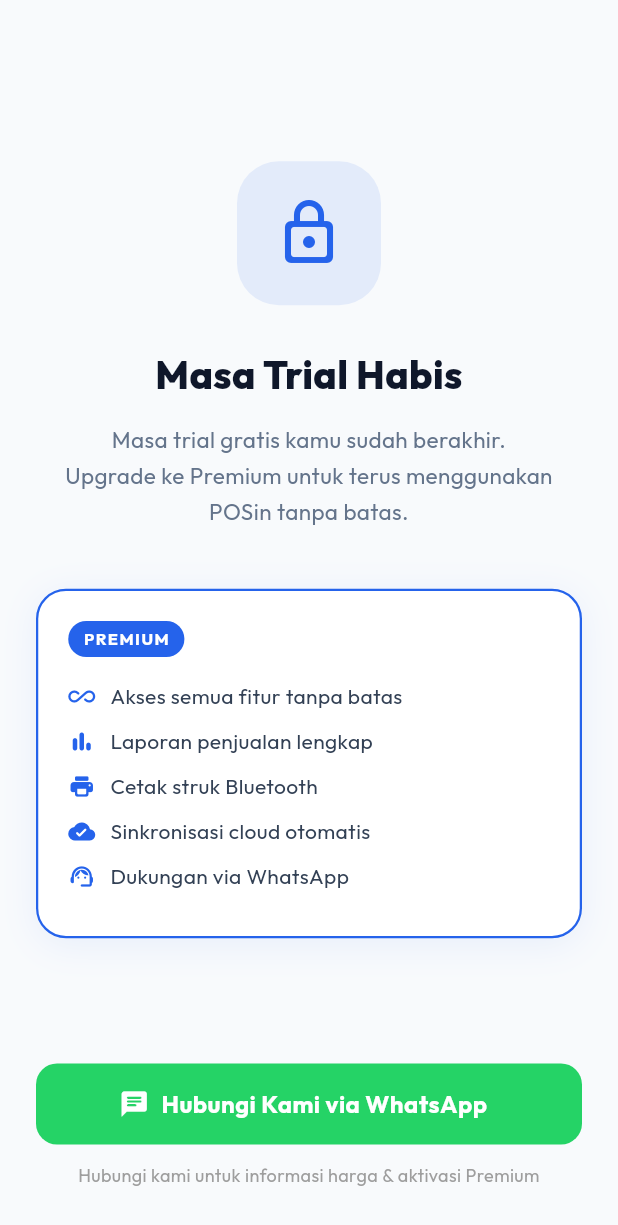
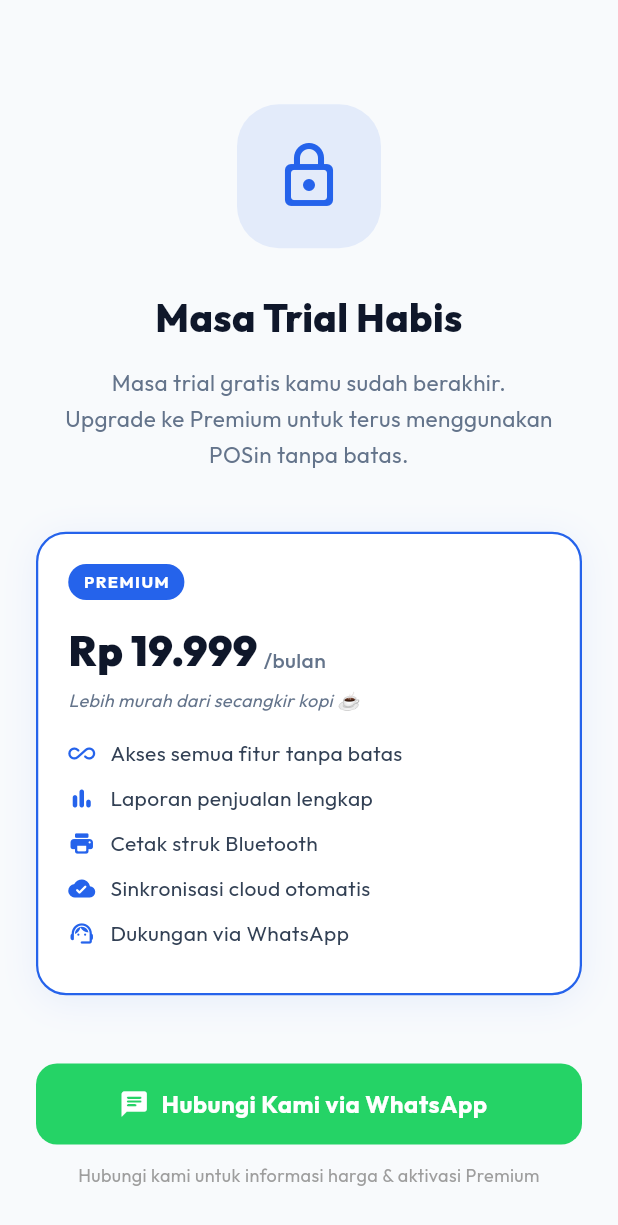
Before and after one commit to IdhamTryCode/POSin, a Flutter app: the screen it shows once a user with an empty profile is signed in, on a phone screen of 412 x 824 dp. Shown: the top 1225 px of the screen. Run offline on Flutter 3.47's test engine with Material 3 defaults, Android fonts, the phone set to English and light mode, and no system bars; our stand-ins replace dio, fl_chart, flutter_riverpod, google_fonts, image_picker, open_filex and 7 more; missing offline and left inert: blue_thermal_printer; accounts and stored records are empty.

Commit message:
chore: update pricing information and button text for premium upgrade

```diff
--- a/lib/features/plan/screens/upgrade_screen.dart
+++ b/lib/features/plan/screens/upgrade_screen.dart
@@ -109,6 +109,40 @@
                         ),
                       ],
                     ),
+                    const SizedBox(height: 14),
+                    Row(
+                      crossAxisAlignment: CrossAxisAlignment.end,
+                      children: [
+                        const Text(
+                          'Rp 19.999',
+                          style: TextStyle(
+                            fontSize: 28,
+                            fontWeight: FontWeight.w900,
+                            color: Color(0xFF0F172A),
+                          ),
+                        ),
+                        const Padding(
+                          padding: EdgeInsets.only(bottom: 4, left: 4),
+                          child: Text(
+                            '/bulan',
+                            style: TextStyle(
+                              fontSize: 14,
+                              color: Color(0xFF64748B),
+                              fontWeight: FontWeight.w500,
+                            ),
+                          ),
+                        ),
+                      ],
+                    ),
+                    const SizedBox(height: 4),
+                    const Text(
+                      'Lebih murah dari secangkir kopi ☕',
+                      style: TextStyle(
+                        fontSize: 12,
+                        color: Color(0xFF64748B),
+                        fontStyle: FontStyle.italic,
+                      ),
+                    ),
                     const SizedBox(height: 16),
                     _FeatureRow(icon: Icons.all_inclusive_rounded, text: 'Akses semua fitur tanpa batas'),
                     _FeatureRow(icon: Icons.bar_chart_rounded, text: 'Laporan penjualan lengkap'),
--- a/lib/features/settings/screens/settings_screen.dart
+++ b/lib/features/settings/screens/settings_screen.dart
@@ -398,13 +398,18 @@
             ),
             if (!isPremium) ...[
               const SizedBox(height: 14),
+              const Text(
+                'Hanya Rp 19.999/bulan',
+                style: TextStyle(fontSize: 13, fontWeight: FontWeight.w700, color: AppColors.primary),
+              ),
+              const SizedBox(height: 10),
               SizedBox(
                 width: double.infinity,
                 child: ElevatedButton.icon(
                   onPressed: () => _openWhatsApp(context),
                   icon: const Icon(Icons.chat_rounded, size: 18),
                   label: const Text(
-                    'Upgrade ke Premium via WhatsApp',
+                    'Upgrade Premium via WhatsApp',
                     style: TextStyle(fontSize: 14, fontWeight: FontWeight.w700),
                   ),
                   style: ElevatedButton.styleFrom(
```
